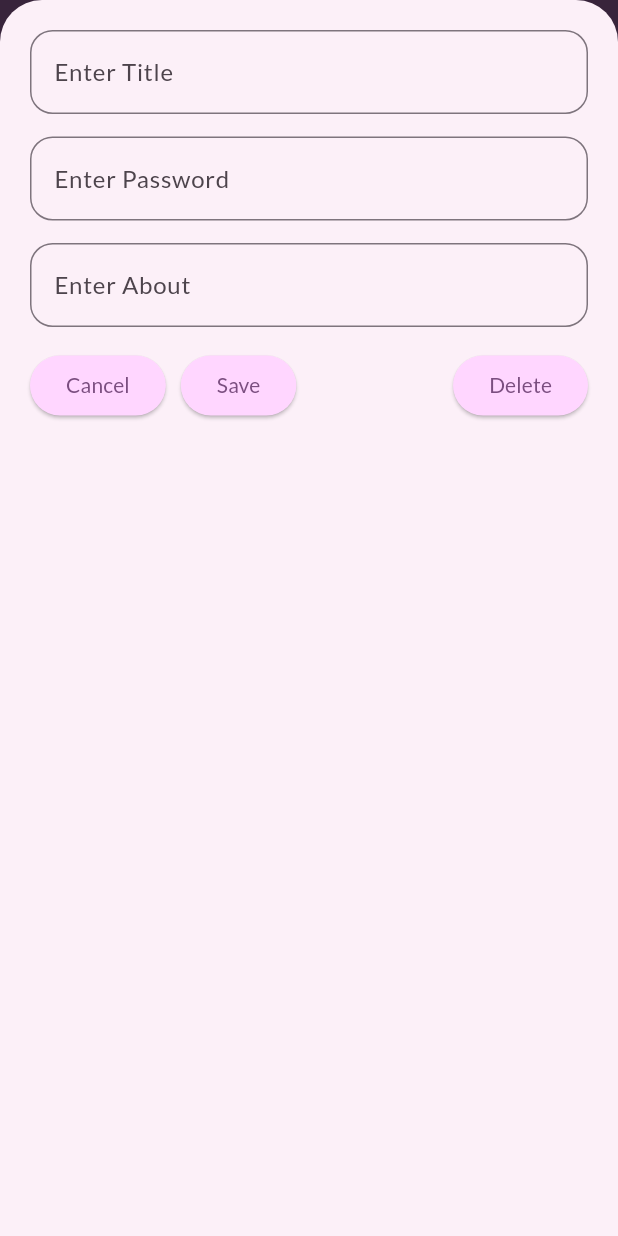
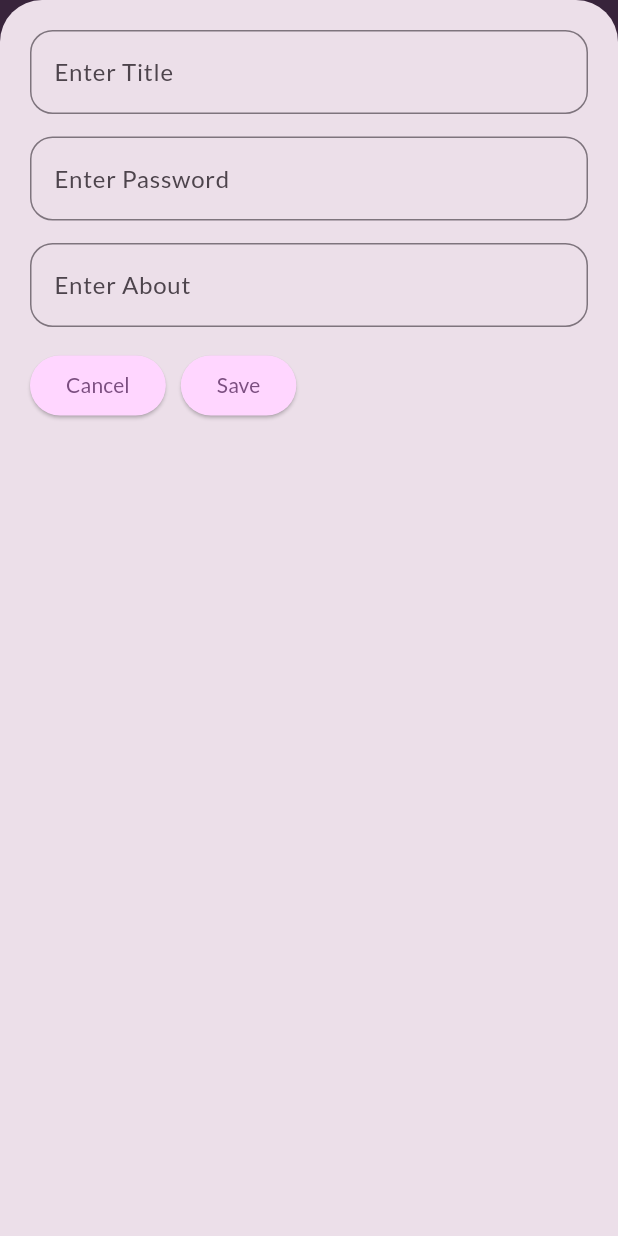
Before and after one commit to Github-2lu/password_bank_flutter, a Flutter app: the PasswordsScreen screen opened directly with empty values, after a tap on the "add" icon, on a phone screen of 412 x 824 dp. Run offline on Flutter 3.47's test engine with Material 3 defaults, Android fonts, the phone set to English and light mode, and no system bars; our stand-ins replace google_fonts, sqflite; missing offline and left inert: encrypt, mailer; accounts and stored records are empty.

Commit message:
added dark theme, modified password store

```diff
--- a/lib/main.dart
+++ b/lib/main.dart
@@ -5,9 +5,40 @@ import 'package:google_fonts/google_fonts.dart';
 final kColorScheme =
     ColorScheme.fromSeed(seedColor: const Color.fromARGB(255, 213, 109, 231));
 
+final kDarkColorScheme = ColorScheme.fromSeed(seedColor: Colors.black);
+
+// This is the light theme
+// final theme = ThemeData().copyWith(
+//   colorScheme: kColorScheme,
+//   // textTheme: GoogleFonts.latoTextTheme(),
+//   textTheme: TextTheme().copyWith(bodyMedium: TextStyle(color: Colors.black)),
+//   elevatedButtonTheme: ElevatedButtonThemeData(
+//     style: ElevatedButton.styleFrom(
+//       backgroundColor: kColorScheme.primaryContainer,
+//     ),
+//   ),
+//   inputDecorationTheme: const InputDecorationTheme().copyWith(
+//     border: OutlineInputBorder(borderRadius: BorderRadius.circular(15)),
+//   ),
+//   snackBarTheme: const SnackBarThemeData()
+//       .copyWith(backgroundColor: kColorScheme.onBackground),
+//   appBarTheme:
+//       const AppBarTheme().copyWith(backgroundColor: kColorScheme.primary),
+//   scaffoldBackgroundColor: kColorScheme.surfaceVariant,
+//   cardTheme: const CardTheme()
+//       .copyWith(color: kColorScheme.tertiaryContainer, elevation: 2),
+//   iconTheme: const IconThemeData().copyWith(color: kColorScheme.background),
+//   iconButtonTheme: IconButtonThemeData(
+//     style: const ButtonStyle().copyWith(
+//       iconColor: MaterialStatePropertyAll(kColorScheme.background),
+//     ),
+//   ),
+// );
+
 final theme = ThemeData().copyWith(
   colorScheme: kColorScheme,
   textTheme: GoogleFonts.latoTextTheme(),
+  // textTheme: TextTheme().copyWith(bodyMedium: TextStyle(color: kColorScheme.background)),
   elevatedButtonTheme: ElevatedButtonThemeData(
     style: ElevatedButton.styleFrom(
       backgroundColor: kColorScheme.primaryContainer,
@@ -15,6 +46,10 @@ final theme = ThemeData().copyWith(
   ),
   inputDecorationTheme: const InputDecorationTheme().copyWith(
     border: OutlineInputBorder(borderRadius: BorderRadius.circular(15)),
+    hintStyle: TextStyle(
+        // color: kColorScheme.background,
+        ),
+    // labelStyle: TextStyle(color: kColorScheme.background),
   ),
   snackBarTheme: const SnackBarThemeData()
       .copyWith(backgroundColor: kColorScheme.onBackground),
@@ -22,7 +57,46 @@ final theme = ThemeData().copyWith(
       const AppBarTheme().copyWith(backgroundColor: kColorScheme.primary),
   scaffoldBackgroundColor: kColorScheme.surfaceVariant,
   cardTheme: const CardTheme()
-        .copyWith(color: kColorScheme.tertiaryContainer, elevation: 2));
+      .copyWith(color: kColorScheme.tertiaryContainer, elevation: 2),
+  // iconTheme: const IconThemeData().copyWith(color: kColorScheme.background),
+  // iconButtonTheme: IconButtonThemeData(
+  //   style: const ButtonStyle().copyWith(
+  //     iconColor: MaterialStatePropertyAll(kColorScheme.background),
+  //   ),
+  // ),
+);
+
+final darkTheme = ThemeData().copyWith(
+  colorScheme: kDarkColorScheme,
+  // textTheme: GoogleFonts.latoTextTheme(),
+  textTheme: TextTheme()
+      .copyWith(bodyMedium: TextStyle(color: kDarkColorScheme.background)),
+  elevatedButtonTheme: ElevatedButtonThemeData(
+    style: ElevatedButton.styleFrom(
+      backgroundColor: kDarkColorScheme.primaryContainer,
+    ),
+  ),
+  inputDecorationTheme: const InputDecorationTheme().copyWith(
+      border: OutlineInputBorder(borderRadius: BorderRadius.circular(15)),
+      hintStyle: TextStyle(
+        color: kDarkColorScheme.background,
+      ),
+      labelStyle: TextStyle(color: kDarkColorScheme.background)),
+  snackBarTheme: const SnackBarThemeData().copyWith(
+      backgroundColor: kDarkColorScheme.background,
+      contentTextStyle: TextStyle(color: kDarkColorScheme.onBackground)),
+  appBarTheme: const AppBarTheme()
+      .copyWith(backgroundColor: kDarkColorScheme.onBackground),
+  scaffoldBackgroundColor: kDarkColorScheme.onBackground,
+  cardTheme: const CardTheme()
+      .copyWith(color: kDarkColorScheme.surfaceTint, elevation: 2),
+  iconTheme: const IconThemeData().copyWith(color: kDarkColorScheme.background),
+  iconButtonTheme: IconButtonThemeData(
+    style: const ButtonStyle().copyWith(
+      iconColor: MaterialStatePropertyAll(kDarkColorScheme.background),
+    ),
+  ),
+);
 
 void main() {
   runApp(const MyApp());
@@ -33,6 +107,7 @@ class MyApp extends StatelessWidget {
 
   @override
   Widget build(BuildContext context) {
-    return MaterialApp(theme: theme, home: const LogInScreen());
+    return MaterialApp(
+        theme: theme, darkTheme: darkTheme, home: const LogInScreen());
   }
 }
--- a/lib/screens/passwords.dart
+++ b/lib/screens/passwords.dart
@@ -6,7 +6,7 @@ import 'package:password_bank_flutter/screens/user.dart';
 import 'package:password_bank_flutter/screens/log_in.dart';
 import 'package:password_bank_flutter/services/hash_encr_dcr.dart';
 import 'package:flutter/services.dart';
-import 'package:password_bank_flutter/keys/master_key.dart';
+import 'package:password_bank_flutter/widgets/search_field.dart';
 
 class PasswordsScreen extends StatefulWidget {
   final UserInfo user;
@@ -20,9 +20,13 @@ class PasswordsScreen extends StatefulWidget {
 class _PasswordsScreenState extends State<PasswordsScreen> {
   PasswordInfo? selectedPassword;
   late final UserInfo currentUser;
+  bool _showSearchField = false;
+  List<PasswordInfo> _allPasswords = [];
+  String _initSearchText = "";
 
   void _onAddPasswordOverlay() {
     showModalBottomSheet(
+        backgroundColor: Theme.of(context).scaffoldBackgroundColor,
         useSafeArea: true,
         isScrollControlled: true,
         context: context,
@@ -37,11 +41,12 @@ class _PasswordsScreenState extends State<PasswordsScreen> {
   void _onEditPasswordOverlay(PasswordInfo password) {
     final passwordInfoMap = {
       "title": password.title,
-      "password": decryptPassword(masterKey, password.password),
+      "password": password.password,
       "about": password.about
     };
 
     showModalBottomSheet(
+        backgroundColor: Theme.of(context).scaffoldBackgroundColor,
         useSafeArea: true,
         isScrollControlled: true,
         context: context,
@@ -56,10 +61,9 @@ class _PasswordsScreenState extends State<PasswordsScreen> {
 
   void _saveNewPassword(
       String title, String password, String about, bool isNewPassword) {
-    final encryptedPassword = encryptPassword(masterKey, password);
     if (selectedPassword != null && !isNewPassword) {
       selectedPassword!.title = title;
-      selectedPassword!.password = encryptedPassword;
+      selectedPassword!.password = password;
       selectedPassword!.about = about;
       setState(() {
         PasswordDatabaseHelper.updatePassword(selectedPassword!);
@@ -68,10 +72,7 @@ class _PasswordsScreenState extends State<PasswordsScreen> {
     }
 
     final newPassword = PasswordInfo(
-        title: title,
-        password: encryptedPassword,
-        about: about,
-        userId: currentUser.id);
+        title: title, password: password, about: about, userId: currentUser.id);
     setState(() {
       PasswordDatabaseHelper.addPassword(newPassword);
     });
@@ -89,7 +90,6 @@ class _PasswordsScreenState extends State<PasswordsScreen> {
     });
     currentUser.password = getPasswordHash(password);
     UserDatabaseHelper.updateUser(currentUser);
-
   }
 
   void _deleteCurrentUser() {
@@ -108,9 +108,23 @@ class _PasswordsScreenState extends State<PasswordsScreen> {
   }
 
   void _copyPassword() async {
-    final origPassword = decryptPassword(masterKey, selectedPassword!.password);
-    await Clipboard.setData(ClipboardData(text: origPassword));
+    await Clipboard.setData(ClipboardData(text: selectedPassword!.password));
     _showCopySnackbar();
+  }
+
+  List<PasswordInfo> _searchPasswords() {
+    List<PasswordInfo> searchedPasswords = [];
+    searchedPasswords = _allPasswords
+        .where((password) => password.title.contains(_initSearchText))
+        .toList();
+
+    return searchedPasswords;
+  }
+
+  void _changeSearchText(String searchText) {
+    setState(() {
+      _initSearchText = searchText;
+    });
   }
 
   @override
@@ -123,13 +137,19 @@ class _PasswordsScreenState extends State<PasswordsScreen> {
   Widget build(BuildContext context) {
     return Scaffold(
       appBar: AppBar(
-        title: Text(
+        title: _showSearchField
+            ? SearchField(
+                onSearchPassword: _changeSearchText,
+              )
+            : Text(
                 "Passwords",
                 style: Theme.of(context).textTheme.titleLarge!.copyWith(
                     color: Theme.of(context).colorScheme.onPrimary,
                     fontWeight: FontWeight.bold),
               ),
-        actions: [
+        actions: _showSearchField
+            ? null
+            : [
                 IconButton(
                     onPressed: _onAddPasswordOverlay,
                     icon: Icon(
@@ -137,22 +157,40 @@ class _PasswordsScreenState extends State<PasswordsScreen> {
                       color: Theme.of(context).colorScheme.onPrimary,
                     )),
                 IconButton(
-              onPressed: () {},
+                    onPressed: () {
+                      setState(() {
+                        _showSearchField = true;
+                      });
+                    },
                     icon: Icon(
                       Icons.search,
                       color: Theme.of(context).colorScheme.onPrimary,
                     )),
                 IconButton(
                     onPressed: () {
-                Navigator.pushReplacement(context,
-                    MaterialPageRoute(builder: (ctx) => const LogInScreen()));
+                      Navigator.pushReplacement(
+                          context,
+                          MaterialPageRoute(
+                              builder: (ctx) => const LogInScreen()));
                     },
                     icon: Icon(
                       Icons.logout,
                       color: Theme.of(context).colorScheme.onPrimary,
                     ))
               ],
-        leading: IconButton(
+        leading: _showSearchField
+            ? IconButton(
+                onPressed: () {
+                  setState(() {
+                    _showSearchField = false;
+                    _initSearchText = "";
+                  });
+                },
+                icon: Icon(
+                  Icons.arrow_back,
+                  color: Theme.of(context).colorScheme.onPrimary,
+                ))
+            : IconButton(
                 onPressed: () {
                   Navigator.push(
                       context,
@@ -172,24 +210,25 @@ class _PasswordsScreenState extends State<PasswordsScreen> {
       body: FutureBuilder(
           future: PasswordDatabaseHelper.getAllPasswords(),
           builder: (context, AsyncSnapshot<List<PasswordInfo>?> snapshot) {
-            if (snapshot.connectionState == ConnectionState.waiting) {
-              return const Center(child: CircularProgressIndicator());
-            } else if (snapshot.hasError) {
+            if (snapshot.hasError) {
               return Center(
                 child: Text(snapshot.error.toString()),
               );
             } else if (snapshot.hasData) {
-              if (snapshot.data != null) {
-                final userPasswords = snapshot.data!
+              _allPasswords = snapshot.data!
                   .where((element) => element.userId == currentUser.id)
                   .toList();
+
+              _allPasswords = _searchPasswords();
+
+              if (_allPasswords.isNotEmpty) {
                 return ListView.builder(
-                  itemCount: userPasswords.length,
+                  itemCount: _allPasswords.length,
                   itemBuilder: (context, index) => Card(
                     margin: const EdgeInsets.all(8),
                     child: InkWell(
                       onTap: () async {
-                        selectedPassword = userPasswords[index];
+                        selectedPassword = _allPasswords[index];
                         _onEditPasswordOverlay(selectedPassword!);
                       },
                       child: Padding(
@@ -198,7 +237,7 @@ class _PasswordsScreenState extends State<PasswordsScreen> {
                         child: Row(
                           children: [
                             Text(
-                              userPasswords[index].title,
+                              _allPasswords[index].title,
                               style: Theme.of(context)
                                   .textTheme
                                   .bodyLarge!
@@ -207,7 +246,7 @@ class _PasswordsScreenState extends State<PasswordsScreen> {
                             const Spacer(),
                             IconButton(
                                 onPressed: () {
-                                  selectedPassword = userPasswords[index];
+                                  selectedPassword = _allPasswords[index];
                                   _copyPassword();
                                 },
                                 icon: const Icon(Icons.copy))
@@ -217,11 +256,13 @@ class _PasswordsScreenState extends State<PasswordsScreen> {
                     ),
                   ),
                 );
+              } else {
+                return const Center(
+                  child: Text("No Password Found"),
+                );
               }
             }
-            return const Center(
-              child: Text("No Password Saved"),
-            );
+            return const Center(child: Text("No Password Found"));
           }),
     );
   }
--- a/lib/screens/root_user.dart
+++ b/lib/screens/root_user.dart
@@ -31,6 +31,7 @@ class _RootUserScreenState extends State<RootUserScreen> {
   void _deleteUser() {
     if (selectedUser != null) {
       setState(() {
+        PasswordDatabaseHelper.deletePasswordUsingUserId(selectedUser!);
         UserDatabaseHelper.deleteUser(selectedUser!);
       });
     }
@@ -38,6 +39,7 @@ class _RootUserScreenState extends State<RootUserScreen> {
 
   void _showUserEditForm() {
     showModalBottomSheet(
+      backgroundColor: Theme.of(context).scaffoldBackgroundColor,
         context: context,
         useSafeArea: true,
         isScrollControlled: true,
--- a/lib/widgets/create_user.dart
+++ b/lib/widgets/create_user.dart
@@ -110,6 +110,9 @@ class _CreateUserState extends State<CreateUser> {
                   ),
                 ),
               ),
+              const SizedBox(
+                height: 10,
+              ),
               Row(
                 children: [
                   ElevatedButton(
--- a/lib/widgets/log_in_form.dart
+++ b/lib/widgets/log_in_form.dart
@@ -119,6 +119,8 @@ class _LogInFormState extends State<LogInForm> {
               TextButton(
                   onPressed: () {
                     showModalBottomSheet(
+                        backgroundColor:
+                            Theme.of(context).scaffoldBackgroundColor,
                         context: context,
                         useSafeArea: true,
                         isScrollControlled: true,
--- a/lib/widgets/new_password.dart
+++ b/lib/widgets/new_password.dart
@@ -1,4 +1,6 @@
 import 'package:flutter/material.dart';
+
+// This widget is used for both new password addition and edit existing password info
 
 class NewPassword extends StatefulWidget {
   final void Function(
@@ -67,6 +69,29 @@ class _NewPasswordState extends State<NewPassword> {
   @override
   Widget build(BuildContext context) {
     final keyBoardSpace = MediaQuery.of(context).viewInsets.bottom;
+
+    // This is used to show delete option only when we are adding new password
+    List<Widget> buttons = [
+      ElevatedButton(
+          onPressed: () {
+            Navigator.pop(context);
+          },
+          child: const Text("Cancel")),
+      const SizedBox(
+        width: 10,
+      ),
+      ElevatedButton(
+        onPressed: _onSaveNewPassword,
+        child: const Text("Save"),
+      ),
+      const Spacer(),
+    ];
+
+    if (!_isNewPassword) {
+      buttons.add(ElevatedButton(
+          onPressed: _onDeletePassword, child: const Text("Delete")));
+    }
+
     return SizedBox(
       height: double.infinity,
       child: SingleChildScrollView(
@@ -97,23 +122,7 @@ class _NewPasswordState extends State<NewPassword> {
                 height: 15,
               ),
               Row(
-                children: [
-                  ElevatedButton(
-                      onPressed: () {
-                        Navigator.pop(context);
-                      },
-                      child: const Text("Cancel")),
-                  const SizedBox(
-                    width: 10,
-                  ),
-                  ElevatedButton(
-                    onPressed: _onSaveNewPassword,
-                    child: const Text("Save"),
-                  ),
-                  const Spacer(),
-                  ElevatedButton(
-                      onPressed: _onDeletePassword, child: const Text("Delete"))
-                ],
+                children: buttons,
               )
             ],
           ),
```
Also changed, not shown: lib/keys/master_key.dart (+4 -3 lines), lib/screens/log_in.dart (+6 -8 lines), lib/widgets/search_field.dart (added, +42 -0 lines). Lines whose indentation alone changed are shown as unchanged.
